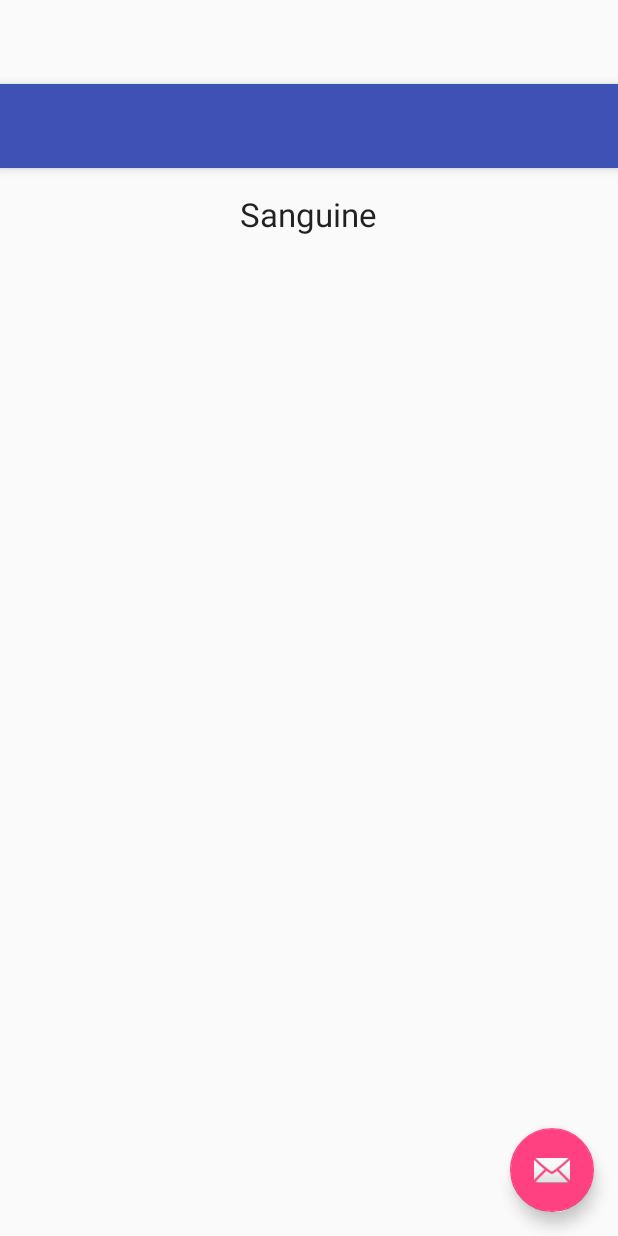
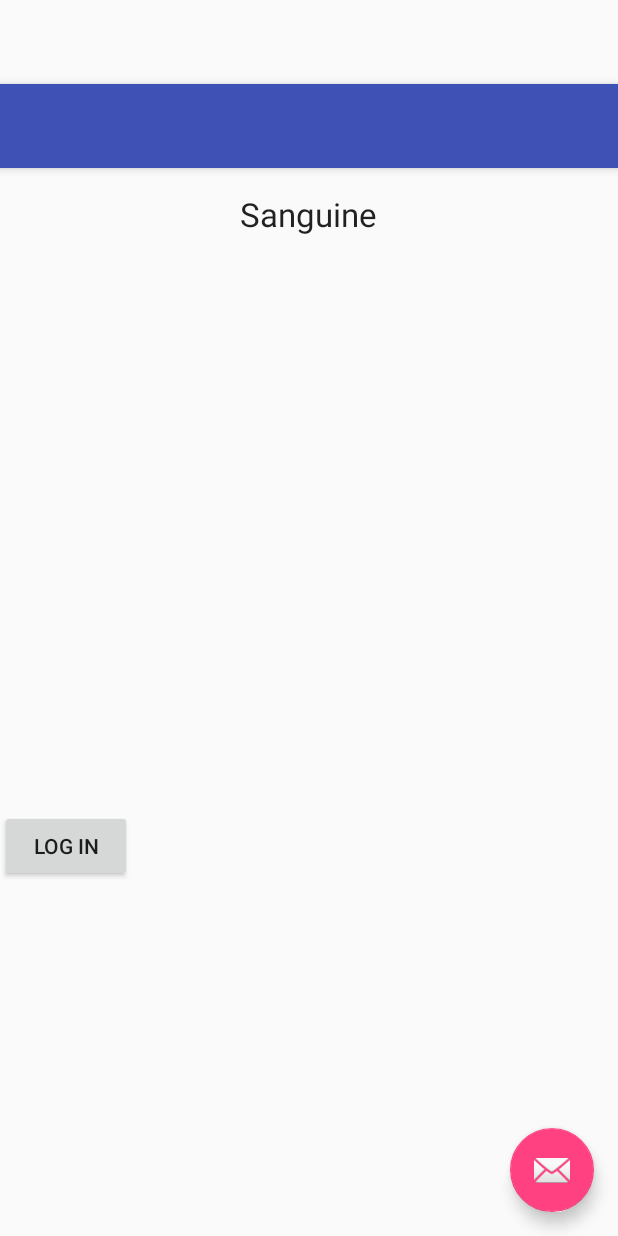
Before and after one commit to Deep-Sek/Sanguine-Android, an Android app: the layout activity_main.xml on its own in the app's theme, with its tools: preview values and no code run, on a phone screen of 412 x 824 dp. Run offline under Robolectric (Android 15) with nearby library versions, the phone set to English and light mode, and no system bars.

```diff
--- a/app/src/main/AndroidManifest.xml
+++ b/app/src/main/AndroidManifest.xml
@@ -10,6 +10,11 @@
         android:theme="@style/AppTheme" >
         <activity
             android:name=".SettingsActivity"
+            android:label="@string/app_name" >
+
+        </activity>
+        <activity
+            android:name=".loginscreen"
             android:label="@string/app_name" >
 
         </activity>
--- a/app/src/main/res/layout/activity_main.xml
+++ b/app/src/main/res/layout/activity_main.xml
@@ -15,11 +15,23 @@
 
     </android.support.design.widget.AppBarLayout>
 
+
     <include layout="@layout/content_main" />
+    <Button
+        android:layout_width="wrap_content"
+        android:layout_height="wrap_content"
+        android:text="Log In"
+        android:id="@+id/Lin"
+        android:layout_marginTop="484dp"
+        android:layout_centerHorizontal="true"
+        android:onClick="onIn"
+        android:layout_below="@+id/checkBox" />
 
     <android.support.design.widget.FloatingActionButton android:id="@+id/fab"
         android:layout_width="wrap_content" android:layout_height="wrap_content"
         android:layout_gravity="bottom|end" android:layout_margin="@dimen/fab_margin"
         android:src="@android:drawable/ic_dialog_email" />
 
+
+
 </android.support.design.widget.CoordinatorLayout>
--- a/app/src/main/res/values/strings.xml
+++ b/app/src/main/res/values/strings.xml
@@ -59,4 +59,5 @@
 
     <string name="pref_title_vibrate">Vibrate</string>
     <string name="title_activity_main">Sanguine</string>
+    <string name="emptyString" />
 </resources>
```
Also changed, not shown: app/src/main/java/teamsanguine/sanguine/MainActivity.java (+29 -5 lines), 2 other files.
